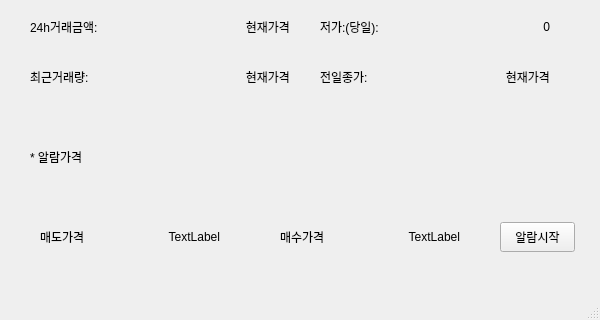
Above: ui/bitUp.ui from wjseoduq3/upBit02 before the change; both pictures show x 0 to 600 and y 178 to 498 of the 600 by 498 pixel window. Below: the same form after it.
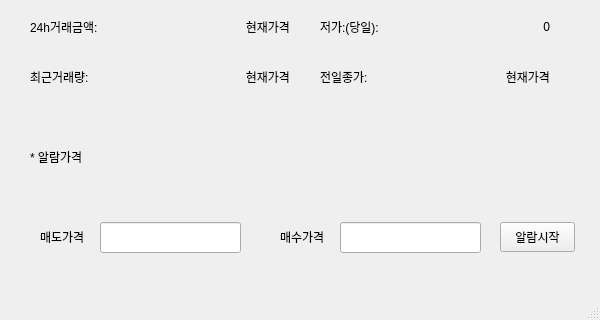
That is the form after the change.

```diff
--- a/ui/bitUp.ui
+++ b/ui/bitUp.ui
@@ -297,22 +297,6 @@
      <string>매도가격</string>
     </property>
    </widget>
-   <widget class="QLabel" name="label_8">
-    <property name="geometry">
-     <rect>
-      <x>100</x>
-      <y>400</y>
-      <width>120</width>
-      <height>30</height>
-     </rect>
-    </property>
-    <property name="text">
-     <string>TextLabel</string>
-    </property>
-    <property name="alignment">
-     <set>Qt::AlignRight|Qt::AlignTrailing|Qt::AlignVCenter</set>
-    </property>
-   </widget>
    <widget class="QLabel" name="label_10">
     <property name="geometry">
      <rect>
@@ -326,23 +310,7 @@
      <string>매수가격</string>
     </property>
    </widget>
-   <widget class="QLabel" name="label_11">
-    <property name="geometry">
-     <rect>
-      <x>340</x>
-      <y>400</y>
-      <width>120</width>
-      <height>30</height>
-     </rect>
-    </property>
-    <property name="text">
-     <string>TextLabel</string>
-    </property>
-    <property name="alignment">
-     <set>Qt::AlignRight|Qt::AlignTrailing|Qt::AlignVCenter</set>
-    </property>
-   </widget>
-   <widget class="QPushButton" name="pushButton">
+   <widget class="QPushButton" name="alarmButton">
     <property name="geometry">
      <rect>
       <x>500</x>
@@ -378,6 +346,26 @@
      <string>코인종류</string>
     </property>
    </widget>
+   <widget class="QLineEdit" name="alarm_price1">
+    <property name="geometry">
+     <rect>
+      <x>100</x>
+      <y>400</y>
+      <width>141</width>
+      <height>31</height>
+     </rect>
+    </property>
+   </widget>
+   <widget class="QLineEdit" name="alarm_price2">
+    <property name="geometry">
+     <rect>
+      <x>340</x>
+      <y>400</y>
+      <width>141</width>
+      <height>31</height>
+     </rect>
+    </property>
+   </widget>
   </widget>
   <widget class="QMenuBar" name="menubar">
    <property name="geometry">
```
